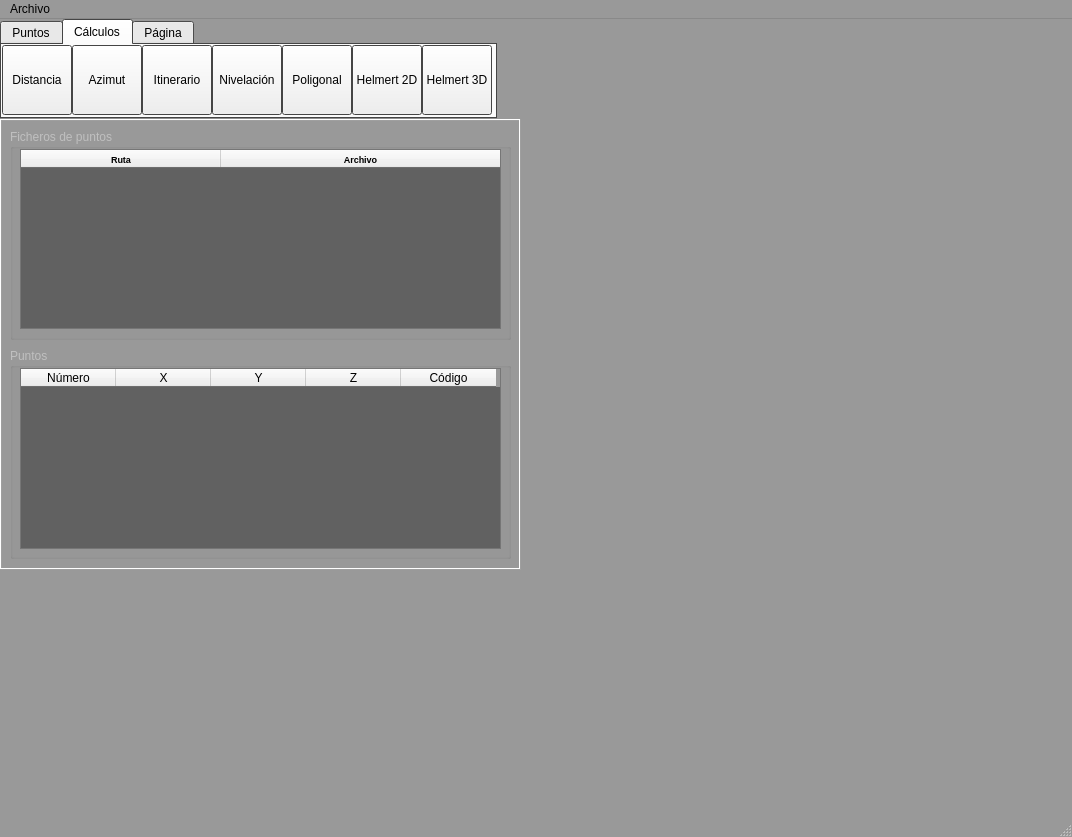
First picture: the form in ventana.ui, repository juanjo-lg/geomatic_project, before the edit.
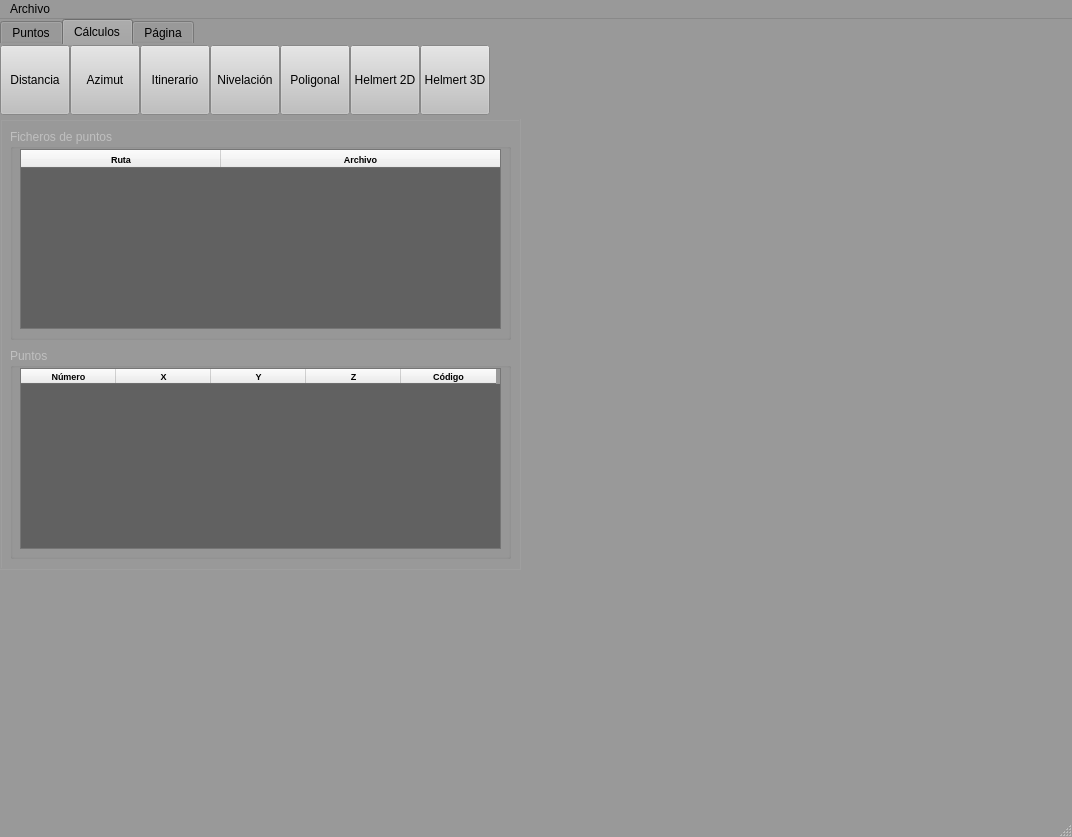
Second picture: the form after the edit. The open tabs and pages were chosen to show the change.

Commit message: Prueba qt designer

What changed in the file:
```diff
--- a/ventana.ui
+++ b/ventana.ui
@@ -23,6 +23,15 @@
        </color>
       </brush>
      </colorrole>
+     <colorrole role="Light">
+      <brush brushstyle="SolidPattern">
+       <color alpha="255">
+        <red>153</red>
+        <green>153</green>
+        <blue>153</blue>
+       </color>
+      </brush>
+     </colorrole>
      <colorrole role="Base">
       <brush brushstyle="SolidPattern">
        <color alpha="255">
@@ -41,6 +50,24 @@
        </color>
       </brush>
      </colorrole>
+     <colorrole role="AlternateBase">
+      <brush brushstyle="SolidPattern">
+       <color alpha="255">
+        <red>153</red>
+        <green>153</green>
+        <blue>153</blue>
+       </color>
+      </brush>
+     </colorrole>
+     <colorrole role="NoRole">
+      <brush brushstyle="SolidPattern">
+       <color alpha="255">
+        <red>153</red>
+        <green>153</green>
+        <blue>153</blue>
+       </color>
+      </brush>
+     </colorrole>
     </active>
     <inactive>
      <colorrole role="WindowText">
@@ -52,6 +79,15 @@
        </color>
       </brush>
      </colorrole>
+     <colorrole role="Light">
+      <brush brushstyle="SolidPattern">
+       <color alpha="255">
+        <red>153</red>
+        <green>153</green>
+        <blue>153</blue>
+       </color>
+      </brush>
+     </colorrole>
      <colorrole role="Base">
       <brush brushstyle="SolidPattern">
        <color alpha="255">
@@ -70,6 +106,24 @@
        </color>
       </brush>
      </colorrole>
+     <colorrole role="AlternateBase">
+      <brush brushstyle="SolidPattern">
+       <color alpha="255">
+        <red>153</red>
+        <green>153</green>
+        <blue>153</blue>
+       </color>
+      </brush>
+     </colorrole>
+     <colorrole role="NoRole">
+      <brush brushstyle="SolidPattern">
+       <color alpha="255">
+        <red>153</red>
+        <green>153</green>
+        <blue>153</blue>
+       </color>
+      </brush>
+     </colorrole>
     </inactive>
     <disabled>
      <colorrole role="WindowText">
@@ -81,6 +135,15 @@
        </color>
       </brush>
      </colorrole>
+     <colorrole role="Light">
+      <brush brushstyle="SolidPattern">
+       <color alpha="255">
+        <red>153</red>
+        <green>153</green>
+        <blue>153</blue>
+       </color>
+      </brush>
+     </colorrole>
      <colorrole role="Base">
       <brush brushstyle="SolidPattern">
        <color alpha="255">
@@ -99,6 +162,24 @@
        </color>
       </brush>
      </colorrole>
+     <colorrole role="AlternateBase">
+      <brush brushstyle="SolidPattern">
+       <color alpha="255">
+        <red>153</red>
+        <green>153</green>
+        <blue>153</blue>
+       </color>
+      </brush>
+     </colorrole>
+     <colorrole role="NoRole">
+      <brush brushstyle="SolidPattern">
+       <color alpha="255">
+        <red>153</red>
+        <green>153</green>
+        <blue>153</blue>
+       </color>
+      </brush>
+     </colorrole>
     </disabled>
    </palette>
   </property>
@@ -116,7 +197,7 @@
      <rect>
       <x>0</x>
       <y>0</y>
-      <width>497</width>
+      <width>492</width>
       <height>100</height>
      </rect>
     </property>
@@ -124,7 +205,7 @@
      <palette>
       <active>
        <colorrole role="WindowText">
-        <brush brushstyle="SolidPattern">
+        <brush brushstyle="NoBrush">
          <color alpha="255">
           <red>0</red>
           <green>0</green>
@@ -132,6 +213,15 @@
          </color>
         </brush>
        </colorrole>
+       <colorrole role="Button">
+        <brush brushstyle="SolidPattern">
+         <color alpha="255">
+          <red>153</red>
+          <green>153</green>
+          <blue>153</blue>
+         </color>
+        </brush>
+       </colorrole>
        <colorrole role="Light">
         <brush brushstyle="SolidPattern">
          <color alpha="255">
@@ -162,9 +252,9 @@
        <colorrole role="Window">
         <brush brushstyle="SolidPattern">
          <color alpha="255">
-          <red>97</red>
-          <green>97</green>
-          <blue>97</blue>
+          <red>153</red>
+          <green>153</green>
+          <blue>153</blue>
          </color>
         </brush>
        </colorrole>
@@ -197,6 +287,15 @@
          </color>
         </brush>
        </colorrole>
+       <colorrole role="Button">
+        <brush brushstyle="SolidPattern">
+         <color alpha="255">
+          <red>153</red>
+          <green>153</green>
+          <blue>153</blue>
+         </color>
+        </brush>
+       </colorrole>
        <colorrole role="Light">
         <brush brushstyle="SolidPattern">
          <color alpha="255">
@@ -227,9 +326,9 @@
        <colorrole role="Window">
         <brush brushstyle="SolidPattern">
          <color alpha="255">
-          <red>97</red>
-          <green>97</green>
-          <blue>97</blue>
+          <red>153</red>
+          <green>153</green>
+          <blue>153</blue>
          </color>
         </brush>
        </colorrole>
@@ -262,6 +361,15 @@
          </color>
         </brush>
        </colorrole>
+       <colorrole role="Button">
+        <brush brushstyle="SolidPattern">
+         <color alpha="255">
+          <red>153</red>
+          <green>153</green>
+          <blue>153</blue>
+         </color>
+        </brush>
+       </colorrole>
        <colorrole role="Light">
         <brush brushstyle="SolidPattern">
          <color alpha="255">
@@ -283,18 +391,18 @@
        <colorrole role="Base">
         <brush brushstyle="SolidPattern">
          <color alpha="255">
-          <red>97</red>
-          <green>97</green>
-          <blue>97</blue>
+          <red>153</red>
+          <green>153</green>
+          <blue>153</blue>
          </color>
         </brush>
        </colorrole>
        <colorrole role="Window">
         <brush brushstyle="SolidPattern">
          <color alpha="255">
-          <red>97</red>
-          <green>97</green>
-          <blue>97</blue>
+          <red>153</red>
+          <green>153</green>
+          <blue>153</blue>
          </color>
         </brush>
        </colorrole>
@@ -319,11 +427,22 @@
       </disabled>
      </palette>
     </property>
+    <property name="styleSheet">
+     <string notr="true">background-color: rgb(153, 153, 153);
+border-color: rgb(153, 153, 153);
+border: (0);</string>
+    </property>
     <property name="tabShape">
      <enum>QTabWidget::Rounded</enum>
     </property>
     <property name="currentIndex">
-     <number>0</number>
+     <number>2</number>
+    </property>
+    <property name="iconSize">
+     <size>
+      <width>20</width>
+      <height>20</height>
+     </size>
     </property>
     <property name="elideMode">
      <enum>Qt::ElideNone</enum>
@@ -411,6 +530,9 @@
         <height>70</height>
        </rect>
       </property>
+      <property name="styleSheet">
+       <string notr="true">background-color: rgb(191, 191, 191);</string>
+      </property>
       <property name="text">
        <string>Distancia</string>
       </property>
@@ -424,6 +546,9 @@
         <height>70</height>
        </rect>
       </property>
+      <property name="styleSheet">
+       <string notr="true">background-color: rgb(191, 191, 191);</string>
+      </property>
       <property name="text">
        <string>Azimut</string>
       </property>
@@ -437,6 +562,9 @@
         <height>70</height>
        </rect>
       </property>
+      <property name="styleSheet">
+       <string notr="true">background-color: rgb(191, 191, 191);</string>
+      </property>
       <property name="text">
        <string>Itinerario</string>
       </property>
@@ -450,6 +578,9 @@
         <height>70</height>
        </rect>
       </property>
+      <property name="styleSheet">
+       <string notr="true">background-color: rgb(191, 191, 191);</string>
+      </property>
       <property name="text">
        <string>Nivelación</string>
       </property>
@@ -463,6 +594,9 @@
         <height>70</height>
        </rect>
       </property>
+      <property name="styleSheet">
+       <string notr="true">background-color: rgb(191, 191, 191);</string>
+      </property>
       <property name="text">
        <string>Poligonal</string>
       </property>
@@ -476,6 +610,9 @@
         <height>70</height>
        </rect>
       </property>
+      <property name="styleSheet">
+       <string notr="true">background-color: rgb(191, 191, 191);</string>
+      </property>
       <property name="text">
        <string>Helmert 2D</string>
       </property>
@@ -489,6 +626,9 @@
         <height>70</height>
        </rect>
       </property>
+      <property name="styleSheet">
+       <string notr="true">background-color: rgb(191, 191, 191);</string>
+      </property>
       <property name="text">
        <string>Helmert 3D</string>
       </property>
@@ -631,6 +771,13 @@
         <height>181</height>
        </rect>
       </property>
+      <property name="font">
+       <font>
+        <pointsize>7</pointsize>
+        <weight>75</weight>
+        <bold>true</bold>
+       </font>
+      </property>
       <attribute name="horizontalHeaderDefaultSectionSize">
        <number>95</number>
       </attribute>
```
Left out of the diff: 17 changed lines with no effect on the pictures. The commit also changes 1 other file.
